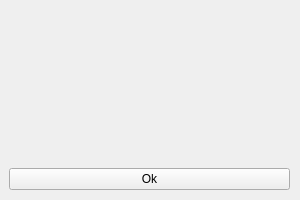
Wuzzaza/TestSystem, file testresultwindow.ui: the form before one commit.
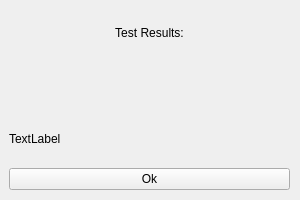
The form after the commit.

Commit message: Test results summary added

```diff
--- a/testresultwindow.ui
+++ b/testresultwindow.ui
@@ -23,18 +23,35 @@
     </rect>
    </property>
    <layout class="QVBoxLayout" name="verticalLayout">
+    <item>
+     <widget class="QLabel" name="label">
+      <property name="text">
+       <string>Test Results:</string>
+      </property>
+      <property name="alignment">
+       <set>Qt::AlignCenter</set>
+      </property>
+     </widget>
+    </item>
     <item>
      <widget class="QLabel" name="resultLabel">
       <property name="font">
        <font>
-        <pointsize>12</pointsize>
+        <pointsize>8</pointsize>
        </font>
       </property>
       <property name="text">
        <string/>
       </property>
       <property name="alignment">
-       <set>Qt::AlignCenter</set>
+       <set>Qt::AlignLeading|Qt::AlignLeft|Qt::AlignVCenter</set>
+      </property>
+     </widget>
+    </item>
+    <item>
+     <widget class="QLabel" name="timeLabel">
+      <property name="text">
+       <string>TextLabel</string>
       </property>
      </widget>
     </item>
```
Left out of the diff: 2 changed lines with no effect on the pictures. The commit also changes 15 other files.
